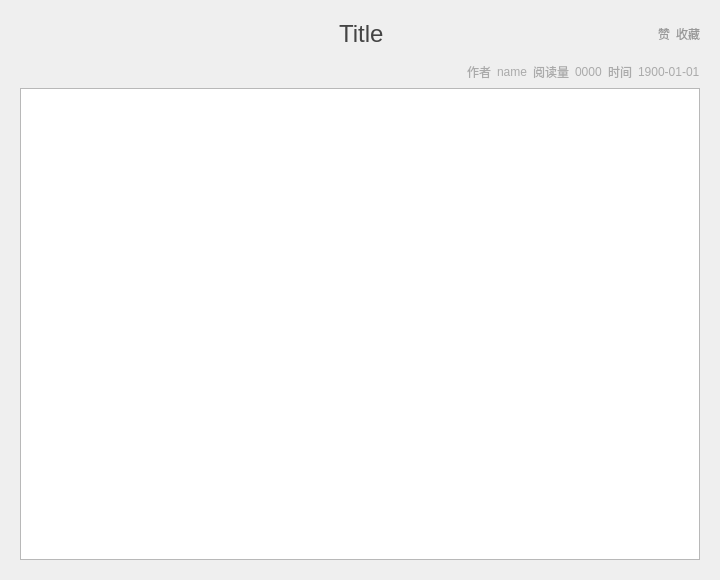
First picture: the form in Client/source/FeintFire/articalarea.ui, repository feint123/Emoji, before the edit.
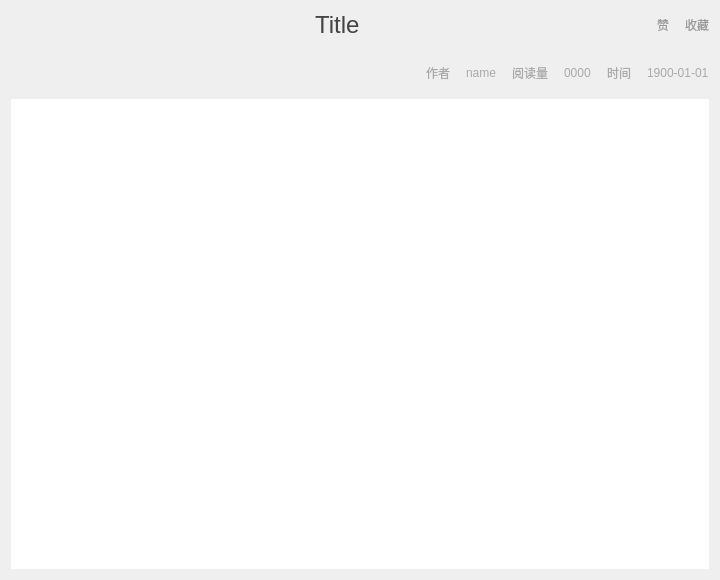
Second picture: the form after the edit.

Patch:
```diff
--- a/Client/source/FeintFire/articalarea.ui
+++ b/Client/source/FeintFire/articalarea.ui
@@ -34,12 +34,27 @@
 </string>
      </property>
      <layout class="QVBoxLayout" name="verticalLayout_2">
+      <property name="spacing">
+       <number>16</number>
+      </property>
+      <property name="leftMargin">
+       <number>0</number>
+      </property>
+      <property name="topMargin">
+       <number>0</number>
+      </property>
+      <property name="rightMargin">
+       <number>0</number>
+      </property>
+      <property name="bottomMargin">
+       <number>0</number>
+      </property>
       <item>
        <layout class="QHBoxLayout" name="horizontalLayout">
         <item>
          <widget class="QLabel" name="label_8">
           <property name="text">
-           <string>             </string>
+           <string/>
           </property>
          </widget>
         </item>
@@ -161,7 +176,26 @@
        </layout>
       </item>
       <item>
-       <widget class="QTextEdit" name="content"/>
+       <widget class="QTextEdit" name="content">
+        <property name="enabled">
+         <bool>true</bool>
+        </property>
+        <property name="sizePolicy">
+         <sizepolicy hsizetype="Expanding" vsizetype="Expanding">
+          <horstretch>0</horstretch>
+          <verstretch>0</verstretch>
+         </sizepolicy>
+        </property>
+        <property name="styleSheet">
+         <string notr="true">border:none</string>
+        </property>
+        <property name="frameShadow">
+         <enum>QFrame::Sunken</enum>
+        </property>
+        <property name="readOnly">
+         <bool>true</bool>
+        </property>
+       </widget>
       </item>
      </layout>
     </widget>
```
Left out of the diff: 4 changed lines with no effect on the pictures.
